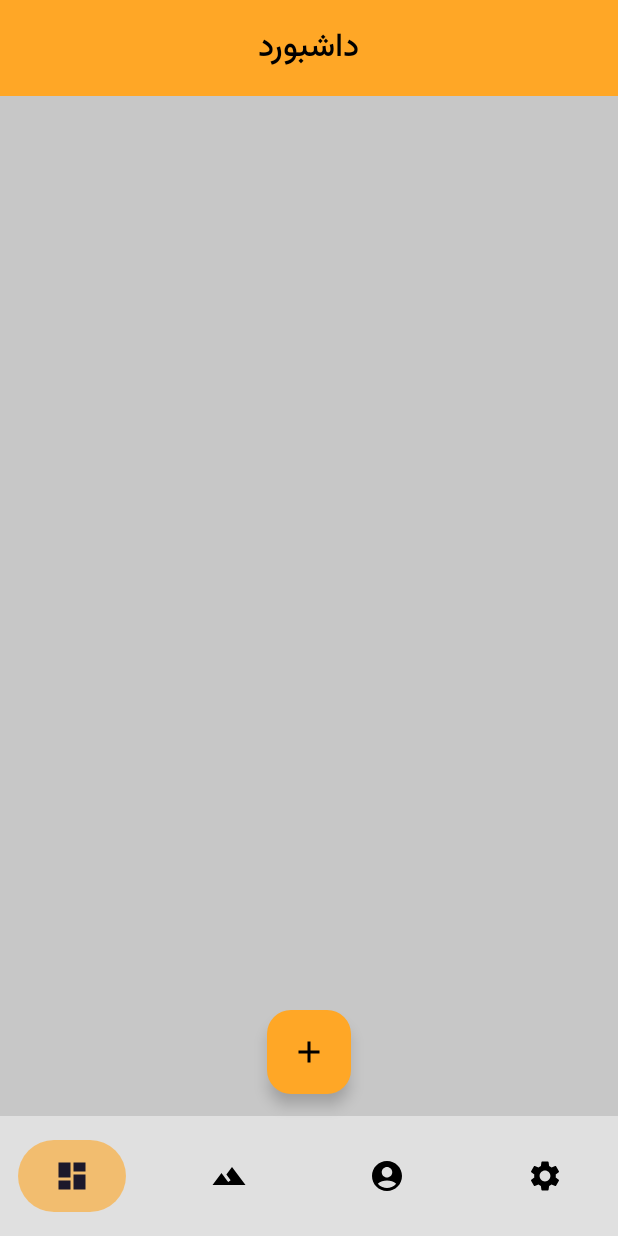
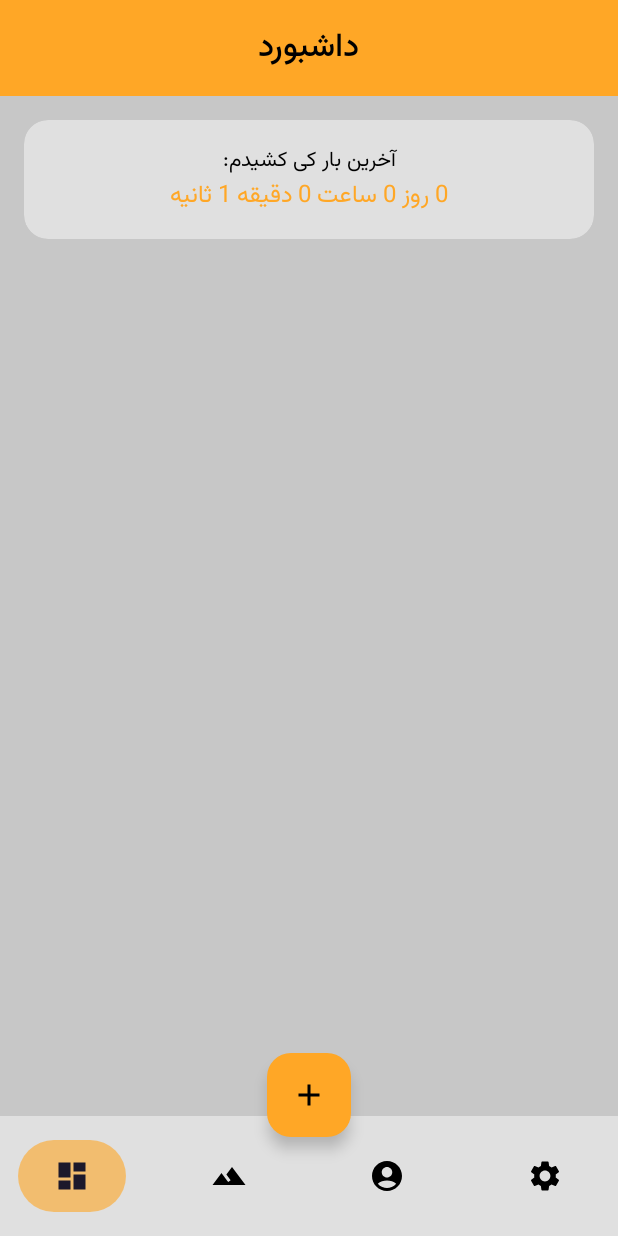
Before and after one commit to seyyedmorty/quit_hero, an Android app built with Jetpack Compose: the screen it shows after launch (MainActivity), after a tap on "کشیدم", on a phone screen of 412 x 824 dp. Run offline under Robolectric (Android 15) with nearby library versions, the phone set to English and light mode, and no system bars; our stand-ins replace Room's generated code; 1 other tap on this screen came first.

Commit message:
Added The Counter Of Smoking Relief

```diff
--- a/app/src/main/AndroidManifest.xml
+++ b/app/src/main/AndroidManifest.xml
@@ -3,6 +3,7 @@
     xmlns:tools="http://schemas.android.com/tools" >
 
     <application
+        android:name=".QuitHeroApp"
         android:allowBackup="true"
         android:dataExtractionRules="@xml/data_extraction_rules"
         android:fullBackupContent="@xml/backup_rules"
--- a/app/src/main/java/com/example/quithero/MainActivity.kt
+++ b/app/src/main/java/com/example/quithero/MainActivity.kt
@@ -17,6 +17,7 @@ import androidx.compose.ui.Modifier
 import androidx.compose.ui.unit.dp
 import androidx.lifecycle.viewmodel.compose.viewModel
 import androidx.navigation.compose.rememberNavController
+import com.example.quithero.data.AppDataBase
 import com.example.quithero.navigation.AppNavGraph
 import com.example.quithero.navigation.BottomBar
 import com.example.quithero.navigation.FAButton
@@ -30,14 +31,13 @@ class MainActivity : ComponentActivity() {
         super.onCreate(savedInstanceState)
         enableEdgeToEdge()
         setContent {
+
             val themeViewModel: ThemeViewModel = viewModel()
             val isDark by themeViewModel.isDarkMode.collectAsState()
 
             val navController = rememberNavController()
 
-            Box(
-                modifier = Modifier.fillMaxSize()
-            ) {
+
             QuitHeroTheme(darkTheme = isDark) {   // تم اپ
                 Scaffold(
                     bottomBar = {
@@ -45,7 +45,14 @@ class MainActivity : ComponentActivity() {
                     },
                     topBar = {
                         TopBar(navController)
-                        }
+                    },
+                    floatingActionButton = {
+                        FAButton(
+                            modifier = Modifier
+                                .offset(y = 30.dp)
+                        )
+                    },
+                    floatingActionButtonPosition = FabPosition.Center
                 ) { paddingValues ->
 
                     AppNavGraph(
@@ -53,13 +60,8 @@ class MainActivity : ComponentActivity() {
                         modifier = Modifier.padding(paddingValues)
                     )
                 }
-                    FAButton(
-                        modifier = Modifier
-                            .align(Alignment.BottomCenter)   // اینجا OK
-                            .offset(y = (-95).dp),
-                    )
+            }
+
         }
     }
 }
-    }
-}
--- /dev/null
+++ b/app/src/main/java/com/example/quithero/QuitHeroApp.kt
@@ -0,0 +1,10 @@
+package com.example.quithero
+
+import android.app.Application
+import com.example.quithero.data.AppDataBase
+
+class QuitHeroApp : Application() {
+    val database by lazy {
+        AppDataBase.getDatabase(this)
+    }
+}
--- /dev/null
+++ b/app/src/main/java/com/example/quithero/data/AppDataBase.kt
@@ -0,0 +1,21 @@
+package com.example.quithero.data
+
+import android.content.Context
+import androidx.room.Database
+import androidx.room.Room
+import androidx.room.RoomDatabase
+
+@Database(entities = [SmokeInfo::class], version = 1)
+abstract class AppDataBase: RoomDatabase() {
+    abstract fun smokeInfoDao(): SmokeInfoDao
+
+    companion object {
+        @Volatile
+        private var INSTANCE: AppDataBase? = null
+        fun getDatabase(context: Context): AppDataBase = INSTANCE ?: synchronized(this) {
+            INSTANCE?: Room.databaseBuilder(context, AppDataBase::class.java, "quit_hero_db")
+                .fallbackToDestructiveMigration()
+                .build().also { INSTANCE = it }
+        }
+    }
+}
--- /dev/null
+++ b/app/src/main/java/com/example/quithero/data/Dao.kt
@@ -0,0 +1,20 @@
+package com.example.quithero.data
+
+import androidx.room.Dao
+import androidx.room.Insert
+import androidx.room.OnConflictStrategy
+import androidx.room.Query
+import androidx.room.Update
+import kotlinx.coroutines.flow.Flow
+
+@Dao
+interface SmokeInfoDao {
+
+    @Query("SELECT * FROM smoke_info WHERE id = 0")
+    fun getLastSmoke(): Flow<SmokeInfo>
+
+    @Insert(onConflict = OnConflictStrategy.REPLACE)
+    suspend fun insertSmokeInfo(smokeInfo: SmokeInfo)
+
+
+}
--- /dev/null
+++ b/app/src/main/java/com/example/quithero/data/DataClasses.kt
@@ -0,0 +1,10 @@
+package com.example.quithero.data
+
+import androidx.room.Entity
+import androidx.room.PrimaryKey
+
+@Entity(tableName = "smoke_info")
+data class SmokeInfo(
+    @PrimaryKey val id: Int = 0,
+    val lastSmokeTime: Long,
+)
--- a/app/src/main/java/com/example/quithero/navigation/AppNavGraph.kt
+++ b/app/src/main/java/com/example/quithero/navigation/AppNavGraph.kt
@@ -14,7 +14,7 @@ import com.example.quithero.ui.screens.SettingScreen
 fun AppNavGraph(navController: NavHostController, modifier: Modifier = Modifier) {
     NavHost(
         navController = navController,
-        startDestination = Routes.SETTING,
+        startDestination = Routes.HOME,
         modifier = modifier
     ) {
         composable(Routes.HOME) { HomeScreen(navController) }
--- a/app/src/main/java/com/example/quithero/navigation/FAButton.kt
+++ b/app/src/main/java/com/example/quithero/navigation/FAButton.kt
@@ -53,38 +53,39 @@ import androidx.compose.runtime.LaunchedEffect
 import androidx.compose.runtime.getValue
 import androidx.compose.runtime.mutableStateListOf
 import androidx.compose.runtime.mutableStateOf
+import androidx.lifecycle.viewmodel.compose.viewModel
+import com.example.quithero.viewmodel.SmokeViewModel
 
 import kotlinx.coroutines.delay
 
 @Composable
 fun FAButton(modifier: Modifier = Modifier) {
-    // 1. حالت اصلی باز/بسته شدن
+
+    val smokeViewModel: SmokeViewModel = viewModel()
+    val smokeInfo by smokeViewModel.smokeInfo
+    val daysWithoutSmoking by smokeViewModel.daysWithoutSmoking
+
+
     var expand by remember { mutableStateOf(false) }
 
-    // 2. یک لیست حالت برای هر اکشن (برای stagger)
     val itemVisible = remember { mutableStateListOf(false, false) }
 
-    // 3. هنگام تغییر expand، با تاخیر کوتاه هر آیتم را نشان/مخفی کن
     LaunchedEffect(key1 = expand) {
         if (expand) {
-            // باز شدن: نشان دادن به ترتیب با تاخیر کوچک
             itemVisible[0] = true
             delay(60) // stagger
             itemVisible[1] = true
         } else {
-            // بستن: مخفی کردن به ترتیب معکوس برای حس خوب
             itemVisible[1] = false
             delay(40)
             itemVisible[0] = false
         }
     }
 
-    // 4. ساختار: Box که محتوا را در BottomCenter قرار می‌دهد.
     Box(
-        modifier = modifier.wrapContentSize(), // اندازه را به محتوا محدود کن
+        modifier = modifier.wrapContentSize(),
         contentAlignment = Alignment.BottomCenter
     ) {
-        // ---- دکمه‌های فرعی (نمایش بالا سر FAB) ----
         Column(
             horizontalAlignment = Alignment.CenterHorizontally,
             verticalArrangement = Arrangement.spacedBy(12.dp),
@@ -92,7 +93,6 @@ fun FAButton(modifier: Modifier = Modifier) {
 
                 .offset(y = (-72).dp)
         ) {
-            // Action 1
             AnimatedVisibility(
                 visible = itemVisible[0],
                 enter = fadeIn() + slideInVertically { it / 2 },
@@ -100,6 +100,7 @@ fun FAButton(modifier: Modifier = Modifier) {
             ) {
                 SmallFloatingActionButton(
                     onClick = {
+                        smokeViewModel.addSmokeInfo(System.currentTimeMillis())
                         expand = false
                     },
                   containerColor = MaterialTheme.colorScheme.primary
@@ -113,7 +114,6 @@ fun FAButton(modifier: Modifier = Modifier) {
                 }
             }
 
-            // Action 2
             AnimatedVisibility(
                 visible = itemVisible[1],
                 enter = fadeIn() + slideInVertically { it / 2 },
@@ -135,7 +135,6 @@ fun FAButton(modifier: Modifier = Modifier) {
             }
         }
 
-        // ---- دکمهٔ اصلی (FAB) ----
         FloatingActionButton(
             onClick = { expand = !expand },
             containerColor = MaterialTheme.colorScheme.primary,
--- a/app/src/main/java/com/example/quithero/ui/screens/HomeScreen.kt
+++ b/app/src/main/java/com/example/quithero/ui/screens/HomeScreen.kt
@@ -2,27 +2,89 @@ package com.example.quithero.ui.screens
 
 import androidx.compose.foundation.background
 import androidx.compose.foundation.layout.Column
+import androidx.compose.foundation.layout.fillMaxWidth
 import androidx.compose.foundation.layout.padding
+import androidx.compose.foundation.shape.RoundedCornerShape
+import androidx.compose.material3.Card
+import androidx.compose.material3.CardColors
 import androidx.compose.material3.MaterialTheme
 import androidx.compose.material3.Scaffold
+import androidx.compose.material3.Text
 import androidx.compose.runtime.Composable
+import androidx.compose.runtime.CompositionLocalProvider
+import androidx.compose.runtime.LaunchedEffect
+import androidx.compose.runtime.getValue
+import androidx.compose.runtime.mutableStateOf
+import androidx.compose.runtime.remember
 import androidx.compose.ui.Alignment
 import androidx.compose.ui.Modifier
+import androidx.compose.ui.draw.clip
+import androidx.compose.ui.platform.LocalLayoutDirection
+import androidx.compose.ui.text.style.TextAlign
+import androidx.compose.ui.unit.LayoutDirection
 import androidx.compose.ui.unit.dp
+import androidx.lifecycle.viewmodel.compose.viewModel
 import androidx.navigation.NavController
+import com.example.quithero.viewmodel.SmokeViewModel
 
 @Composable
 fun HomeScreen(nav: NavController) {
 
-    Scaffold() { pad ->
+    val smokeViewModel: SmokeViewModel = viewModel()
+    val smokeInfo by smokeViewModel.smokeInfo
+    val lastSmokeTime = smokeInfo?.lastSmokeTime
+    val timeSince = remember { mutableStateOf("") }
+
+    // به‌روزرسانی زمان گذشته هر ثانیه
+    LaunchedEffect(lastSmokeTime) {
+        while (true) {
+            lastSmokeTime?.let {
+                timeSince.value = smokeViewModel.getTimeSinceLastSmoke(it)
+            } ?: run {
+                timeSince.value = "هیچ سیگاری ثبت نشده"
+            }
+            kotlinx.coroutines.delay(1000)
+        }
+    }
+
+    Scaffold { paddingValues ->
         Column(
             modifier = Modifier
-                .padding(pad)
+                .padding(paddingValues)
                 .padding(16.dp)
-                .background(MaterialTheme.colorScheme.background),
+                .fillMaxWidth(),
             horizontalAlignment = Alignment.CenterHorizontally
         ) {
-
+            Card(
+                shape = RoundedCornerShape(16.dp),
+                modifier = Modifier
+                    .fillMaxWidth()
+                    .clip(RoundedCornerShape(16.dp)),
+                colors = androidx.compose.material3.CardDefaults.cardColors(
+                    containerColor = MaterialTheme.colorScheme.surface
+                )
+            ) {
+                Column(
+                    modifier = Modifier.padding(16.dp)
+                        .fillMaxWidth(),
+                    horizontalAlignment = Alignment.CenterHorizontally
+                ) {
+                    CompositionLocalProvider(LocalLayoutDirection provides LayoutDirection.Rtl) {
+                        Text(
+                            text = "آخرین بار کی کشیدم:",
+                            style = MaterialTheme.typography.bodyMedium,
+                            color = MaterialTheme.colorScheme.onSurface,
+                            textAlign = TextAlign.Center
+                        )
+                        Text(
+                            text = timeSince.value,
+                            style = MaterialTheme.typography.bodyLarge,
+                            color = MaterialTheme.colorScheme.primary,
+                            textAlign = TextAlign.Center
+                        )
+                    }
+                }
+            }
         }
     }
 }
--- /dev/null
+++ b/app/src/main/java/com/example/quithero/viewmodel/SmokeViewModel.kt
@@ -0,0 +1,66 @@
+package com.example.quithero.viewmodel
+
+import android.app.Application
+import androidx.compose.runtime.State
+import androidx.compose.runtime.mutableStateOf
+import androidx.lifecycle.AndroidViewModel
+import androidx.lifecycle.viewModelScope
+import com.example.quithero.QuitHeroApp
+import com.example.quithero.data.AppDataBase
+import com.example.quithero.data.SmokeInfo
+import kotlinx.coroutines.launch
+
+class SmokeViewModel(application: Application): AndroidViewModel(application) {
+
+    private val dao = (application as QuitHeroApp).database.smokeInfoDao()
+
+    private val _smokeInfo = mutableStateOf<SmokeInfo?>(null)
+    val smokeInfo: State<SmokeInfo?> = _smokeInfo
+
+    private val _daysWithoutSmoking = mutableStateOf(0)
+    val daysWithoutSmoking: State<Int> = _daysWithoutSmoking
+
+    init {
+        viewModelScope.launch {
+            loadSmokeInfo()
+        }
+    }
+
+    fun loadSmokeInfo(){
+        viewModelScope.launch {
+            dao.getLastSmoke().collect { info ->
+                _smokeInfo.value = info
+                _daysWithoutSmoking.value = info?.let { calculateDays(it.lastSmokeTime) } ?: 0
+            }
+        }
+    }
+
+    fun addSmokeInfo(date: Long) {
+        viewModelScope.launch {
+            val newInfo = SmokeInfo(id = 0, lastSmokeTime = date)
+            dao.insertSmokeInfo(newInfo)
+            _smokeInfo.value = newInfo
+            _daysWithoutSmoking.value = calculateDays(date)
+        }
+    }
+
+
+    private fun calculateDays(lastDate: Long?): Int {
+        return lastDate?.let {
+            val now = System.currentTimeMillis()
+            ((now - lastDate) / (1000 * 60 * 60 * 24)).toInt()
+        } ?: 0
+    }
+
+    fun getTimeSinceLastSmoke(lastSmokeTime: Long): String {
+        val now = System.currentTimeMillis()
+        var diff = now - lastSmokeTime // میلی‌ثانیه
+
+        val seconds = (diff / 1000) % 60
+        val minutes = (diff / (1000 * 60)) % 60
+        val hours = (diff / (1000 * 60 * 60)) % 24
+        val days = diff / (1000 * 60 * 60 * 24)
+
+        return "${days} روز ${hours} ساعت ${minutes} دقیقه ${seconds} ثانیه"
+    }
+}
```
Lines whose indentation alone changed are shown as unchanged.
